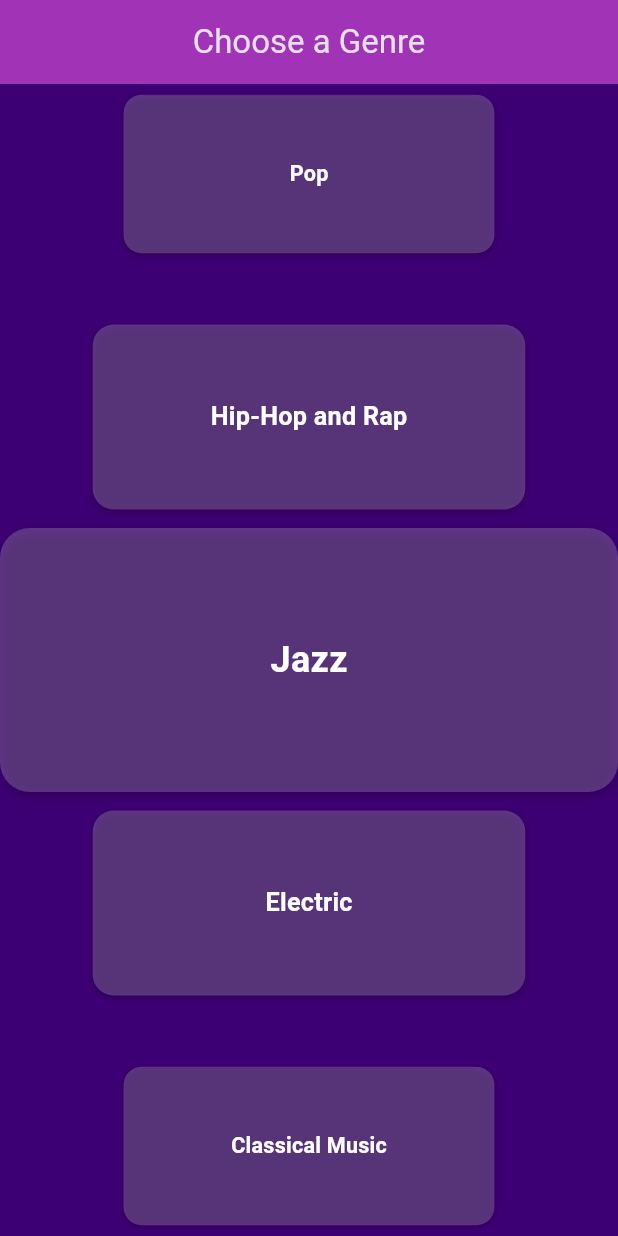
After one commit to MrFlopsky/Pixelated_Brains, a Flutter app: the VerticalCarousel screen opened directly, swiped to page 3, on a phone screen of 412 x 824 dp. The commit adds this screen. Run offline on Flutter 3.47's test engine with Material 3 defaults, Android fonts, the phone set to English and light mode, and no system bars.

Commit message:
added genre page
dwqd

```diff
--- /dev/null
+++ b/lib/genre.dart
@@ -0,0 +1,113 @@
+import 'package:flutter/material.dart';
+
+void main() {
+  runApp(MyApp());
+}
+
+class MyApp extends StatelessWidget {
+  @override
+  Widget build(BuildContext context) {
+    return MaterialApp(
+      debugShowCheckedModeBanner: false,
+      home: VerticalCarousel(),
+    );
+  }
+}
+
+class VerticalCarousel extends StatefulWidget {
+  @override
+  _VerticalCarouselState createState() => _VerticalCarouselState();
+}
+
+class _VerticalCarouselState extends State<VerticalCarousel> {
+  final List<String> genres = [
+    "Pop",
+    "Hip-Hop and Rap",
+    "Jazz",
+    "Electric",
+    "Classical Music",
+    "Latino Music",
+    "Blues",
+    "Disco",
+    "Reggae",
+  ];
+
+  final PageController _pageController = PageController(viewportFraction: 0.25);
+
+  @override
+  Widget build(BuildContext context) {
+    return Scaffold(
+      backgroundColor: Color.fromARGB(255, 61, 0, 116),
+      appBar: AppBar(
+        title: Text("Choose a Genre"),
+        backgroundColor: Colors.purple,
+        centerTitle: true,
+      ),
+      body: Center(
+        child: PageView.builder(
+          scrollDirection: Axis.vertical,
+          controller: _pageController,
+          itemCount: genres.length,
+          itemBuilder: (context, index) {
+            return AnimatedBuilder(
+              animation: _pageController,
+              builder: (context, child) {
+                double value = 1.0;
+                if (_pageController.position.haveDimensions) {
+                  value = _pageController.page! - index;
+                  // Modified scale calculation for wheel effect
+                  double scale = 1.0;
+                  if (value < 0) {
+                    // Items above current
+                    scale = 0.8 - (value.abs() * 0.1);
+                  } else if (value > 0) {
+                    // Items below current
+                    scale = 0.8 - (value * 0.1);
+                  } else {
+                    // Current item
+                    scale = 1.0;
+                  }
+                  scale = scale.clamp(0.6, 1.0);
+
+                  return Transform(
+                    transform: Matrix4.identity()
+                      ..setEntry(3, 2, 0.002) // Perspective
+                      ..translate(0.0, value * 30.0, 0.0)
+                      ..scale(scale),
+                    alignment: Alignment.center,
+                    child: child,
+                  );
+                }
+                return child!;
+              },
+              child: Container(
+                margin: EdgeInsets.symmetric(vertical: 8),
+                decoration: BoxDecoration(
+                  color: Colors.white.withOpacity(0.2),
+                  borderRadius: BorderRadius.circular(20),
+                  boxShadow: [
+                    BoxShadow(
+                      color: Colors.black26,
+                      blurRadius: 6,
+                      offset: Offset(0, 2),
+                    ),
+                  ],
+                ),
+                child: Center(
+                  child: Text(
+                    genres[index],
+                    style: TextStyle(
+                      fontSize: 24,
+                      fontWeight: FontWeight.bold,
+                      color: Colors.white,
+                    ),
+                  ),
+                ),
+              ),
+            );
+          },
+        ),
+      ),
+    );
+  }
+}
--- a/pubspec.yaml
+++ b/pubspec.yaml
@@ -1,4 +1,4 @@
-name: pixelated_brains
+name: Pixelated_Brains
 description: "A new Flutter project."
 # The following line prevents the package from being accidentally published to
 # pub.dev using `flutter pub publish`. This is preferred for private packages.
@@ -30,7 +30,6 @@ environment:
 dependencies:
   flutter:
     sdk: flutter
-
 
   # The following adds the Cupertino Icons font to your application.
   # Use with the CupertinoIcons class for iOS style icons.
```
Also changed, not shown: lib/main.dart (+8 -1 lines), lib/preferences_page.dart (added, +179 -0 lines).
